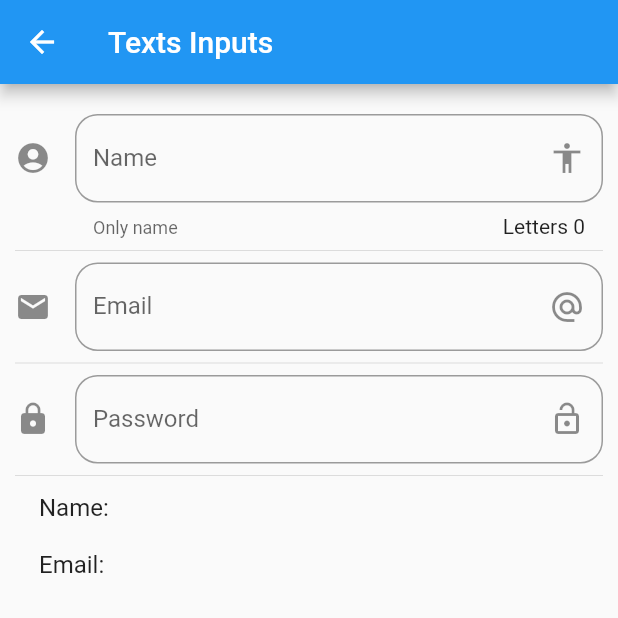
After one commit to pabloramirez11294/course-flutter, a Flutter app: the InputPage screen opened by its route, on a phone screen of 412 x 824 dp, the top half of it. The commit adds this screen. Run offline on Flutter 3.47's test engine with Material 2 defaults, Android fonts, the phone set to English and light mode, and no system bars; network calls fail.

Commit message:
feature: input page and animated page is added

```diff
--- a/componentes/data/menu_opts.json
+++ b/componentes/data/menu_opts.json
@@ -15,6 +15,16 @@
             "ruta" : "card",
             "icon" : "folder_open",
             "texto": "Cards - Tarjetas"
+        },
+        {
+            "ruta" : "animatedContainer",
+            "icon" : "donut_large",
+            "texto": "Animated Container"
+        },
+        {
+            "ruta" : "inputs",
+            "icon" : "input",
+            "texto": "Inputs"
         }
     ]
 }
--- /dev/null
+++ b/componentes/lib/src/pages/input_page.dart
@@ -0,0 +1,96 @@
+import 'package:flutter/material.dart';
+
+class InputPage extends StatefulWidget {
+  InputPage({Key key}) : super(key: key);
+
+  @override
+  _InputPageState createState() => _InputPageState();
+}
+
+class _InputPageState extends State<InputPage> {
+  String _name = '';
+  String _email = '';
+
+  @override
+  Widget build(BuildContext context) {
+    return Scaffold(
+      appBar: AppBar(
+        title: Text('Texts Inputs'),
+      ),
+      body: ListView(
+        padding: EdgeInsets.symmetric(horizontal: 10.0, vertical: 20.0),
+        children: [
+          _createInput(),
+          Divider(),
+          _createEmail(),
+          Divider(),
+          _createPasssword(),
+          Divider(),
+          _createPerson(),
+        ],
+      ),
+    );
+  }
+
+  Widget _createInput() {
+    return TextField(
+      // autofocus: true,
+      textCapitalization: TextCapitalization.sentences,
+      decoration: InputDecoration(
+        border: OutlineInputBorder(borderRadius: BorderRadius.circular(15.0)),
+        counter: Text('Letters ${_name.length}'),
+        hintText: 'Person name',
+        labelText: 'Name',
+        helperText: 'Only name',
+        suffixIcon: Icon(Icons.accessibility),
+        icon: Icon(Icons.account_circle),
+      ),
+      onChanged: (value) {
+        setState(() {
+          _name = value;
+        });
+        // print(_name);
+      },
+    );
+  }
+
+  Widget _createPerson() {
+    return ListTile(
+      title: Text('Name: $_name \n\nEmail: $_email'),
+    );
+  }
+
+  Widget _createEmail() {
+    return TextField(
+        keyboardType: TextInputType.emailAddress,
+        decoration: InputDecoration(
+          border: OutlineInputBorder(borderRadius: BorderRadius.circular(15.0)),
+          hintText: 'Email',
+          labelText: 'Email',
+          suffixIcon: Icon(Icons.alternate_email),
+          icon: Icon(Icons.email),
+        ),
+        onChanged: (value) => setState(() {
+              _email = value;
+            })
+        // print(_name);
+
+        );
+  }
+
+  Widget _createPasssword() {
+    return TextField(
+        obscureText: true,
+        decoration: InputDecoration(
+          border: OutlineInputBorder(borderRadius: BorderRadius.circular(15.0)),
+          hintText: 'Password',
+          labelText: 'Password',
+          suffixIcon: Icon(Icons.lock_open),
+          icon: Icon(Icons.lock),
+        ),
+        onChanged: (value) => setState(() {})
+        // print(_name);
+
+        );
+  }
+}
--- a/componentes/lib/src/routes/routes.dart
+++ b/componentes/lib/src/routes/routes.dart
@@ -3,7 +3,9 @@ import 'package:flutter/material.dart';
 import 'package:componentes/src/pages/card_page.dart';
 import 'package:componentes/src/pages/home_page.dart';
 import 'package:componentes/src/pages/alert_page.dart';
+import 'package:componentes/src/pages/input_page.dart';
 import 'package:componentes/src/pages/avatar_page.dart';
+import 'package:componentes/src/pages/animated_container.dart';
 
 Map<String, WidgetBuilder> getApplicationRoutes() {
   return <String, WidgetBuilder>{
@@ -11,5 +13,7 @@ Map<String, WidgetBuilder> getApplicationRoutes() {
     'alert': (BuildContext context) => AlertPage(),
     'avatar': (BuildContext context) => AvatarPage(),
     'card': (BuildContext context) => CardPage(),
+    'animatedContainer': (BuildContext context) => AnimatedContainerPage(),
+    'inputs': (BuildContext context) => InputPage(),
   };
 }
--- a/componentes/lib/src/utils/icon_string_util.dart
+++ b/componentes/lib/src/utils/icon_string_util.dart
@@ -4,6 +4,8 @@ final _icons = <String, IconData>{
   'add_alert': Icons.add_alert,
   'accessibility': Icons.accessibility,
   'folder_open': Icons.folder_open,
+  'donut_large': Icons.donut_large,
+  'input': Icons.donut_large,
 };
 
 Icon getIcon(String nombreIcono) {
```
Also changed, not shown: componentes/lib/src/pages/animated_container.dart (added, +49 -0 lines), componentes/lib/src/pages/avatar_page.dart (+25 -0 lines).
